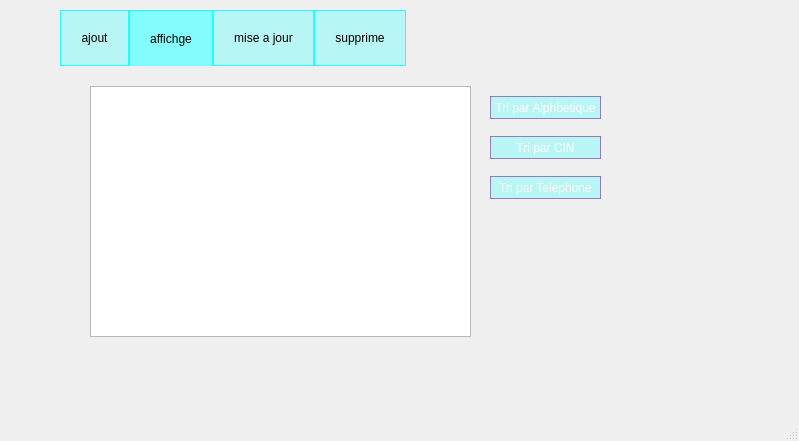
Old version of the form invite/mainwindow.ui in the repository dina-boughanmi/projet-C-.
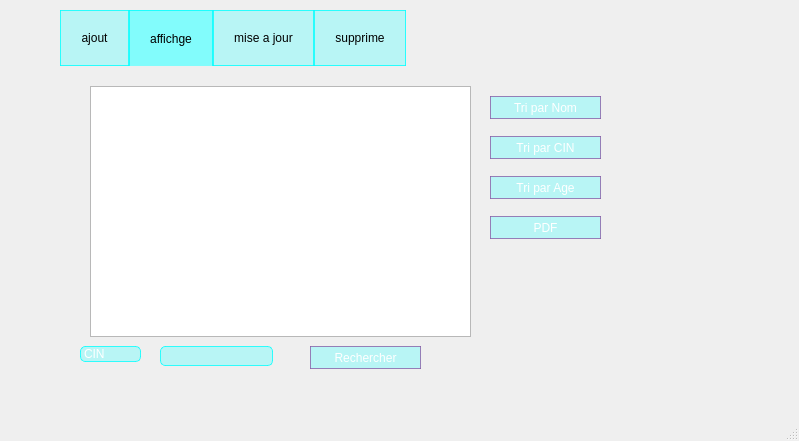
New version of the form. The open tabs and pages were chosen to show the change. Icons and pictures are not drawn.

Patch:
```diff
--- a/invite/mainwindow.ui
+++ b/invite/mainwindow.ui
@@ -48,8 +48,8 @@
        <rect>
         <x>60</x>
         <y>10</y>
-        <width>611</width>
-        <height>351</height>
+        <width>641</width>
+        <height>381</height>
        </rect>
       </property>
       <property name="styleSheet">
@@ -384,7 +384,7 @@
 }</string>
         </property>
         <property name="text">
-         <string>Tri par Alphbetique</string>
+         <string>Tri par Nom</string>
         </property>
        </widget>
        <widget class="QPushButton" name="pushButton_13">
@@ -408,7 +408,7 @@
 }</string>
         </property>
         <property name="text">
-         <string>Tri par Telephone</string>
+         <string>Tri par Age</string>
         </property>
        </widget>
        <widget class="QTableView" name="tableView">
@@ -421,6 +421,96 @@
          </rect>
         </property>
        </widget>
+       <widget class="QPushButton" name="pushButton_16">
+        <property name="geometry">
+         <rect>
+          <x>430</x>
+          <y>150</y>
+          <width>111</width>
+          <height>23</height>
+         </rect>
+        </property>
+        <property name="styleSheet">
+         <string notr="true">QPushButton {
+	color: rgb(255, 255, 255);
+background-color:rgba(100, 255, 255,100);
+border-radius: 15px;
+border: 1px solid rgba(138, 93, 166,200);
+}
+QPushButton:hover {
+background-color: qlineargradient(spread:pad, x1:0, y1:0, x2:0, y2:1, stop:0 rgba(138, 93, 166,200), stop:1rgba(138, 93, 166,200));
+}</string>
+        </property>
+        <property name="text">
+         <string>PDF</string>
+        </property>
+       </widget>
+       <widget class="QPushButton" name="pushButton_17">
+        <property name="geometry">
+         <rect>
+          <x>250</x>
+          <y>280</y>
+          <width>111</width>
+          <height>23</height>
+         </rect>
+        </property>
+        <property name="styleSheet">
+         <string notr="true">QPushButton {
+	color: rgb(255, 255, 255);
+background-color:rgba(100, 255, 255,100);
+border-radius: 15px;
+border: 1px solid rgba(138, 93, 166,200);
+}
+QPushButton:hover {
+background-color: qlineargradient(spread:pad, x1:0, y1:0, x2:0, y2:1, stop:0 rgba(138, 93, 166,200), stop:1rgba(138, 93, 166,200));
+}</string>
+        </property>
+        <property name="text">
+         <string>Rechercher</string>
+        </property>
+       </widget>
+       <widget class="QLineEdit" name="lineEdit_7">
+        <property name="geometry">
+         <rect>
+          <x>100</x>
+          <y>280</y>
+          <width>113</width>
+          <height>20</height>
+         </rect>
+        </property>
+        <property name="styleSheet">
+         <string notr="true">QLineEdit{
+background:rgba(100, 255, 255,100);
+border:1px solid rgba(0, 255, 255,200);
+border-radius: 5px;
+}
+QLineEdit:hover{
+background:rgba(100, 255, 255,100);
+border:1px solid rgba(138, 93, 166,200);
+border-radius: 5px;
+}</string>
+        </property>
+       </widget>
+       <widget class="QLabel" name="label_11">
+        <property name="geometry">
+         <rect>
+          <x>20</x>
+          <y>280</y>
+          <width>61</width>
+          <height>16</height>
+         </rect>
+        </property>
+        <property name="styleSheet">
+         <string notr="true">background:rgba(100, 255, 255,100);
+border:1px solid rgba(0, 255, 255,200);
+border-radius: 5px;
+color: rgb(255, 255, 255);
+font: 10pt &quot;MS Shell Dlg 2&quot;;</string>
+        </property>
+        <property name="text">
+         <string>CIN</string>
+        </property>
+       </widget>
       </widget>
       <widget class="QWidget" name="tab_3">
        <attribute name="title">
```
Left out of the diff: 2 changed lines with no effect on the pictures.
